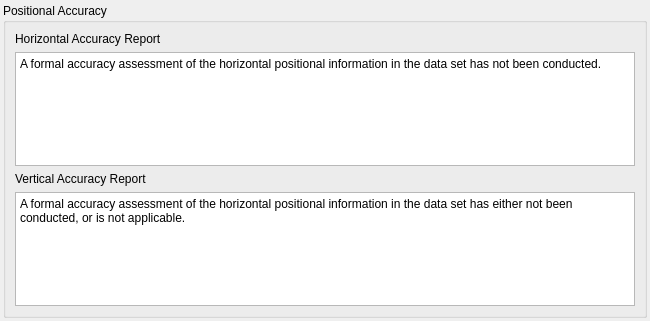
Qt form pymdwizard/gui/ui_files/PositionalAccuracy.ui (DOI-USGS/fort-pymdwizard) before a commit.
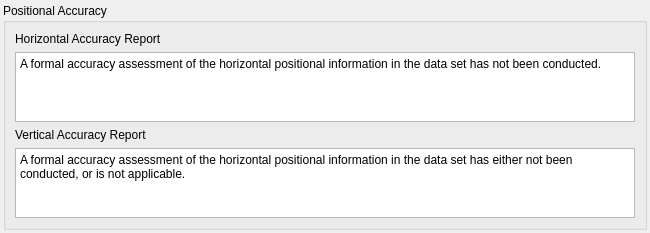
The same form after that commit.

Diff of the .ui file:
```diff
--- a/pymdwizard/gui/ui_files/PositionalAccuracy.ui
+++ b/pymdwizard/gui/ui_files/PositionalAccuracy.ui
@@ -7,9 +7,21 @@
     <x>0</x>
     <y>0</y>
     <width>650</width>
-    <height>321</height>
+    <height>233</height>
    </rect>
   </property>
+  <property name="minimumSize">
+   <size>
+    <width>0</width>
+    <height>190</height>
+   </size>
+  </property>
+  <property name="maximumSize">
+   <size>
+    <width>16777215</width>
+    <height>275</height>
+   </size>
+  </property>
   <property name="font">
    <font>
     <family>Arial</family>
```
Left out of the diff: 11 changed lines with no effect on the pictures.
